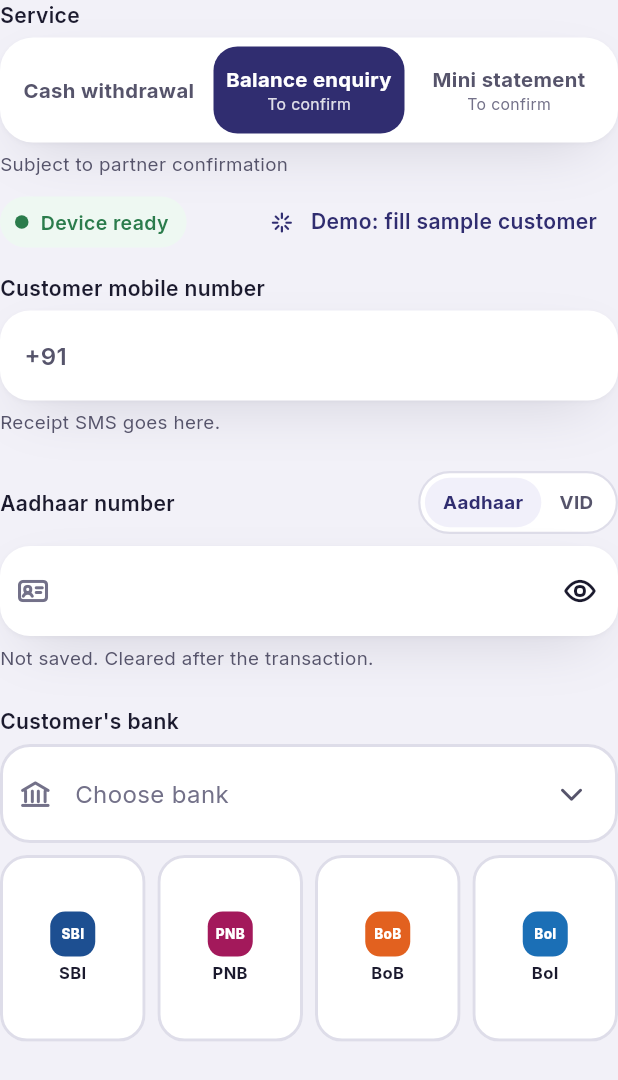
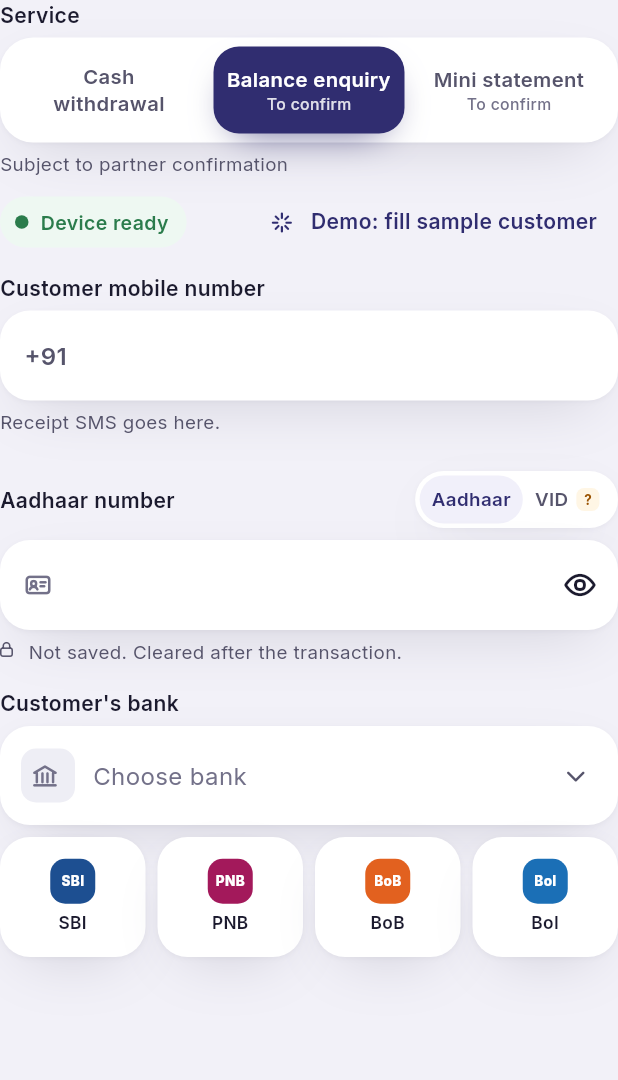
Before and after one commit to Sarthak-source/angoothape, a Flutter app: the AepsDetails widget shown alone on an empty page, opened directly, after a tap on "Balance enquiry", on a phone screen of 412 x 824 dp. Shown: the top 1080 px of the screen. Run offline on Flutter 3.47's test engine with Material 3 defaults, Android fonts, the phone set to English and light mode, and no system bars; our stand-ins replace flutter_riverpod, flutter_svg, google_fonts.

Commit message:
Update .gitignore to include sensitive files, add Firebase site configuration, and enhance README with demo login details and local run instructions. Refactor AEPS screen for improved UI and remove demo login hints from auth screens.

```diff
--- a/lib/core/widgets/app_sheets.dart
+++ b/lib/core/widgets/app_sheets.dart
@@ -800,8 +800,8 @@ class _ScenarioSheet extends StatelessWidget {
           padding: const EdgeInsets.all(16),
           child: Text(
             c.both(
-              'Demo login: AP100245 / Demo@123 / OTP 246810. Aadhaar is cleared when a transaction is submitted and is never stored.',
-              'डेमो: AP100245 / Demo@123 / OTP 246810। आधार सबमिट पर मिट जाता है और सेव नहीं होता।',
+              'Aadhaar is cleared when a transaction is submitted and is never stored.',
+              'आधार सबमिट पर मिट जाता है और सेव नहीं होता।',
             ),
             style: body(12, color: ap(context).ink2),
           ),
--- a/lib/features/aeps/presentation/ui/screens/aeps_screen.dart
+++ b/lib/features/aeps/presentation/ui/screens/aeps_screen.dart
@@ -141,7 +141,7 @@ class _AepsDetailsState extends State<AepsDetails> {
         : const <String, String>{};
     final bank = bankById(a.bank);
     final liveSummary = layout.aepsSummary == SummaryPlacement.liveSidePanel;
-    final popularCount = layout.isMobile || liveSummary ? 4 : 8;
+    final popularCount = layout.isMobile ? 4 : 8;
     final popular = banks.where((b) => b.popular).take(popularCount).toList();
     void review() => c.reviewAeps(
       mobile: mobile.text,
@@ -162,15 +162,33 @@ class _AepsDetailsState extends State<AepsDetails> {
                 Expanded(
                   child: Padding(
                     padding: const EdgeInsets.symmetric(horizontal: 3),
+                    child: DecoratedBox(
+                      decoration: BoxDecoration(
+                        borderRadius: BorderRadius.circular(17),
+                        boxShadow: a.service == s
+                            ? const [
+                                BoxShadow(
+                                  color: Color(0xB3302D70),
+                                  blurRadius: 20,
+                                  spreadRadius: -10,
+                                  offset: Offset(0, 10),
+                                ),
+                              ]
+                            : null,
+                      ),
                       child: Material(
                         color: a.service == s ? p.primary : Colors.transparent,
-                      borderRadius: BorderRadius.circular(16),
+                        borderRadius: BorderRadius.circular(17),
                         child: InkWell(
-                        borderRadius: BorderRadius.circular(16),
+                          borderRadius: BorderRadius.circular(17),
                           onTap: () => c.setService(s),
-                        child: Container(
-                          height: 58,
-                          alignment: Alignment.center,
+                          child: ConstrainedBox(
+                            constraints: const BoxConstraints(minHeight: 58),
+                            child: Padding(
+                              padding: const EdgeInsets.symmetric(
+                                horizontal: 8,
+                                vertical: 6,
+                              ),
                               child: Column(
                                 mainAxisAlignment: MainAxisAlignment.center,
                                 children: [
@@ -178,8 +196,10 @@ class _AepsDetailsState extends State<AepsDetails> {
                                     c.t(s),
                                     style: body(
                                       13.5,
-                                  weight: FontWeight.w700,
-                                  color: a.service == s ? p.onPrimary : p.ink2,
+                                      weight: FontWeight.w600,
+                                      color: a.service == s
+                                          ? p.onPrimary
+                                          : p.ink2,
                                     ),
                                     textAlign: TextAlign.center,
                                   ),
@@ -188,12 +208,17 @@ class _AepsDetailsState extends State<AepsDetails> {
                                       c.t('to_confirm'),
                                       style: body(
                                         10.5,
+                                        weight: FontWeight.w500,
                                         color: a.service == s
-                                        ? p.onPrimary.withValues(alpha: 0.85)
+                                            ? p.onPrimary.withValues(
+                                                alpha: 0.85,
+                                              )
                                             : p.ink3,
                                       ),
                                     ),
                                 ],
+                              ),
+                            ),
                           ),
                         ),
                       ),
@@ -260,12 +285,12 @@ class _AepsDetailsState extends State<AepsDetails> {
               decoration: BoxDecoration(
                 color: p.card,
                 borderRadius: BorderRadius.circular(99),
-                border: Border.all(color: p.line, width: 1.5),
+                boxShadow: cardShadow(),
               ),
               child: Row(
                 children: [
                   _idType(c, p, 'aadhaar', 'Aadhaar'),
-                  _idType(c, p, 'vid', 'VID'),
+                  _idType(c, p, 'vid', 'VID', assume: true),
                 ],
               ),
             ),
@@ -282,11 +307,12 @@ class _AepsDetailsState extends State<AepsDetails> {
               : TextInputAction.next,
           onSubmitted: layout.enterSubmits ? (_) => review() : null,
           obscure: !a.showId,
-          error: errors['aadhaar'],
-          help: errors.containsKey('aadhaar')
-              ? null
-              : '${c.t('aadhaar_h')}${a.idType == 'vid' ? ' · VID support subject to integration confirmation.' : ''}',
-          prefix: Icon(ApIcons.id, color: p.ink3),
+          invalid: errors.containsKey('aadhaar'),
+          padding: EdgeInsets.zero,
+          prefix: Padding(
+            padding: const EdgeInsets.only(left: 6),
+            child: Icon(ApIcons.id, color: p.ink3, size: 20),
+          ),
           suffix: IconButton(
             onPressed: c.toggleShowId,
             icon: Icon(a.showId ? ApIcons.eyeOff : ApIcons.eye),
@@ -309,9 +335,33 @@ class _AepsDetailsState extends State<AepsDetails> {
             }
           },
         ),
+        if (errors['aadhaar'] != null)
+          HelpText(errors['aadhaar']!, error: true)
+        else
+          Padding(
+            padding: const EdgeInsets.only(top: 6, bottom: 4),
+            child: Row(
+              crossAxisAlignment: CrossAxisAlignment.start,
+              children: [
+                Icon(ApIcons.lock, size: 13, color: p.ink2),
+                const SizedBox(width: 6),
+                Expanded(
+                  child: Text(
+                    '${c.t('aadhaar_h')}${a.idType == 'vid' ? ' · VID support subject to integration confirmation.' : ''}',
+                    style: body(12.5, color: p.ink2),
+                  ),
+                ),
+              ],
+            ),
+          ),
         const SizedBox(height: 12),
         FieldLabel(c.t('bank')),
-        Material(
+        DecoratedBox(
+          decoration: BoxDecoration(
+            borderRadius: BorderRadius.circular(20),
+            boxShadow: cardShadow(),
+          ),
+          child: Material(
             color: p.card,
             borderRadius: BorderRadius.circular(20),
             child: InkWell(
@@ -319,11 +369,16 @@ class _AepsDetailsState extends State<AepsDetails> {
               onTap: c.openBankSheet,
               child: Container(
                 constraints: const BoxConstraints(minHeight: 66),
-              padding: const EdgeInsets.symmetric(horizontal: 12, vertical: 8),
+                padding: const EdgeInsets.symmetric(
+                  horizontal: 12,
+                  vertical: 6,
+                ),
                 decoration: BoxDecoration(
                   borderRadius: BorderRadius.circular(20),
                   border: Border.all(
-                  color: errors.containsKey('bank') ? p.error : p.line,
+                    color: errors.containsKey('bank')
+                        ? p.error
+                        : Colors.transparent,
                     width: 2,
                   ),
                 ),
@@ -332,7 +387,16 @@ class _AepsDetailsState extends State<AepsDetails> {
                     if (bank != null)
                       BankMono(bank)
                     else
-                    Icon(ApIcons.bank, color: p.ink3),
+                      Container(
+                        width: 36,
+                        height: 36,
+                        alignment: Alignment.center,
+                        decoration: BoxDecoration(
+                          color: p.surface2,
+                          borderRadius: BorderRadius.circular(10),
+                        ),
+                        child: Icon(ApIcons.bank, size: 20, color: p.ink3),
+                      ),
                     const SizedBox(width: 12),
                     Expanded(
                       child: Text(
@@ -341,38 +405,48 @@ class _AepsDetailsState extends State<AepsDetails> {
                           16,
                           weight: bank == null
                               ? FontWeight.w400
-                            : FontWeight.w600,
+                              : FontWeight.w700,
                           color: bank == null ? p.ink3 : p.ink,
                         ),
                       ),
                     ),
-                  Icon(ApIcons.chevD, color: p.ink2),
-                ],
+                    Icon(ApIcons.chevD, size: 20, color: p.ink2),
+                  ],
+                ),
               ),
             ),
           ),
         ),
         const SizedBox(height: 8),
-        GridView.count(
-          crossAxisCount: popularCount > 4 ? 8 : 4,
+        GridView(
           shrinkWrap: true,
           physics: const NeverScrollableScrollPhysics(),
+          gridDelegate: const SliverGridDelegateWithFixedCrossAxisCount(
+            crossAxisCount: 4,
             mainAxisSpacing: 8,
             crossAxisSpacing: 8,
-          childAspectRatio: 0.78,
+            mainAxisExtent: 80,
+          ),
           children: [
             for (final b in popular)
-              Material(
+              DecoratedBox(
+                decoration: BoxDecoration(
+                  borderRadius: BorderRadius.circular(20),
+                  boxShadow: cardShadow(),
+                ),
+                child: Material(
                   color: p.card,
-                borderRadius: BorderRadius.circular(18),
+                  borderRadius: BorderRadius.circular(20),
                   child: InkWell(
-                  borderRadius: BorderRadius.circular(18),
+                    borderRadius: BorderRadius.circular(20),
                     onTap: () => c.pickBank(b.id),
                     child: Container(
                       decoration: BoxDecoration(
-                      borderRadius: BorderRadius.circular(18),
+                        borderRadius: BorderRadius.circular(20),
                         border: Border.all(
-                        color: a.bank == b.id ? p.primary : p.line,
+                          color: a.bank == b.id
+                              ? p.primary
+                              : Colors.transparent,
                           width: 2,
                         ),
                       ),
@@ -380,13 +454,14 @@ class _AepsDetailsState extends State<AepsDetails> {
                         mainAxisAlignment: MainAxisAlignment.center,
                         children: [
                           BankMono(b, size: 30),
-                        const SizedBox(height: 4),
+                          const SizedBox(height: 5),
                           Text(
                             b.short,
-                          style: body(11, weight: FontWeight.w700),
+                            style: body(11.5, weight: FontWeight.w600),
                             textAlign: TextAlign.center,
                           ),
                         ],
+                      ),
                     ),
                   ),
                 ),
@@ -599,24 +674,39 @@ class _AepsDetailsState extends State<AepsDetails> {
     child: Center(widthFactor: 1, child: child),
   );
 
-  Widget _idType(AppController c, ApPalette p, String id, String label) {
+  Widget _idType(
+    AppController c,
+    ApPalette p,
+    String id,
+    String label, {
+    bool assume = false,
+  }) {
     final on = c.aeps.idType == id;
     return InkWell(
       borderRadius: BorderRadius.circular(99),
       onTap: () => c.setIdType(id),
       child: Container(
-        padding: const EdgeInsets.symmetric(horizontal: 12, vertical: 8),
+        constraints: const BoxConstraints(minHeight: 32),
+        padding: const EdgeInsets.symmetric(horizontal: 8, vertical: 4),
         decoration: BoxDecoration(
           color: on ? p.primarySoft : Colors.transparent,
           borderRadius: BorderRadius.circular(99),
         ),
-        child: Text(
+        child: Row(
+          children: [
+            Text(
               label,
               style: body(
                 12.5,
-            weight: FontWeight.w700,
+                weight: FontWeight.w600,
                 color: on ? p.primary : p.ink2,
               ),
+            ),
+            if (assume) ...[
+              const SizedBox(width: 4),
+              Transform.scale(scale: 0.85, child: const AssumeTag(label: '?')),
+            ],
+          ],
         ),
       ),
     );
--- a/lib/features/auth/presentation/ui/screens/auth_screen.dart
+++ b/lib/features/auth/presentation/ui/screens/auth_screen.dart
@@ -7,7 +7,6 @@ import 'package:flutter/services.dart';
 import '../../../../../core/responsive/layout_service.dart';
 import '../../../../../core/theme/palette.dart';
 import '../../../../../core/widgets/app_widgets.dart';
-import '../../../../session/domain/entities/session_entities.dart';
 import '../../../../session/presentation/controllers/app_controller.dart';
 import '../../../../../core/theme/ap_icons.dart';
 
@@ -368,13 +367,6 @@ class _LoginScreenState extends State<LoginScreen> {
             label: Text(c.t('back')),
           ),
           Text(c.t('login_t'), style: display(24, color: p.ink)),
-          const SizedBox(height: 14),
-          _DemoHint(
-            text:
-                '${c.t('demo_login')}: ${DemoLogin.id} / ${DemoLogin.password}',
-            action: c.t('fill_demo'),
-            onAction: c.fillLogin,
-          ),
           const SizedBox(height: 16),
           ApTextField(
             label: c.t('agent_id'),
@@ -518,12 +510,6 @@ class _OtpScreenState extends State<OtpScreen> {
           Text(c.t('otp_t'), style: display(24, color: p.ink)),
           const SizedBox(height: 6),
           Text(c.t('otp_sent'), style: body(14, color: p.ink2)),
-          const SizedBox(height: 14),
-          _DemoHint(
-            text: '${c.t('otp_demo')}: ${DemoLogin.otp}',
-            action: c.both('Fill OTP', 'OTP भरें'),
-            onAction: c.fillOtp,
-          ),
           const SizedBox(height: 18),
           GestureDetector(
             onTap: () => focus.requestFocus(),
@@ -660,46 +646,3 @@ class _MiniHero extends StatelessWidget {
     );
   }
 }
-
-class _DemoHint extends StatelessWidget {
-  const _DemoHint({
-    required this.text,
-    required this.action,
-    required this.onAction,
-  });
-  final String text;
-  final String action;
-  final VoidCallback onAction;
-
-  @override
-  Widget build(BuildContext context) {
-    final p = ap(context);
-    return Container(
-      width: double.infinity,
-      padding: const EdgeInsets.fromLTRB(12, 12, 12, 4),
-      decoration: BoxDecoration(
-        color: p.accentSoft,
-        borderRadius: BorderRadius.circular(18),
-      ),
-      child: Column(
-        crossAxisAlignment: CrossAxisAlignment.start,
-        children: [
-          Row(
-            crossAxisAlignment: CrossAxisAlignment.start,
-            children: [
-              Icon(ApIcons.info, color: p.accentText, size: 20),
-              const SizedBox(width: 8),
-              Expanded(
-                child: Text(text, style: body(13, color: p.ink)),
-              ),
-            ],
-          ),
-          Align(
-            alignment: Alignment.centerRight,
-            child: TextButton(onPressed: onAction, child: Text(action)),
-          ),
-        ],
-      ),
-    );
-  }
-}
--- a/lib/features/session/presentation/controllers/app_controller.dart
+++ b/lib/features/session/presentation/controllers/app_controller.dart
@@ -200,13 +200,6 @@ class AppController extends ChangeNotifier {
     }
   }
 
-  void fillLogin() {
-    login.id = DemoLogin.id;
-    login.pw = DemoLogin.password;
-    login.err = '';
-    notifyListeners();
-  }
-
   void togglePw() {
     login.showPw = !login.showPw;
     notifyListeners();
@@ -226,12 +219,6 @@ class AppController extends ChangeNotifier {
       login.otpErr = t('err_otp');
       notifyListeners();
     }
-  }
-
-  void fillOtp() {
-    login.otp = DemoLogin.otp;
-    login.otpErr = '';
-    notifyListeners();
   }
 
   void resendOtp() {
```
Also changed, not shown: firebase.json, 2 other files. Lines whose indentation alone changed are shown as unchanged.
